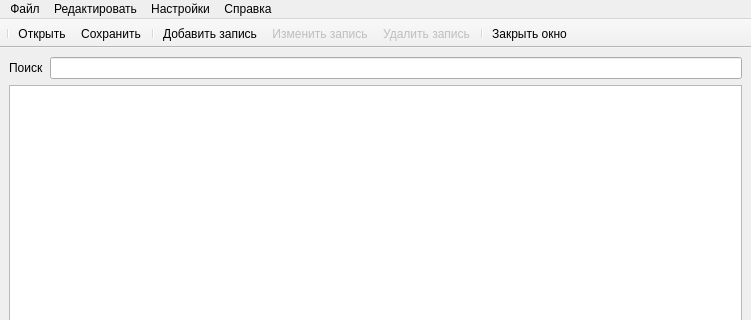
Old version of the form mainwindow.ui in the repository TheTwinkles/CoureWorkCPU; both pictures show x 0 to 751 and y 0 to 320 of the 751 by 529 pixel window.
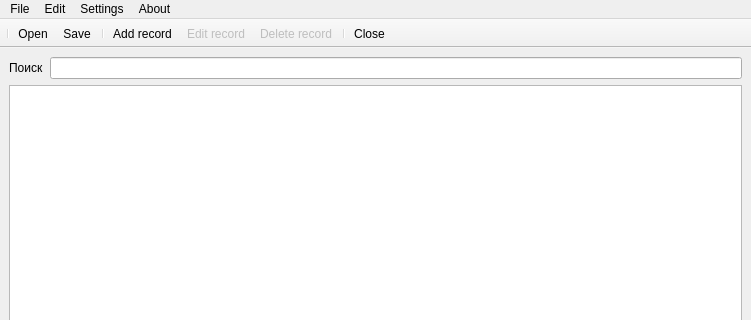
New version of the form. Icons and pictures are not drawn.

Commit message: Added loading\saving settings, fixed ui translation

```diff
--- a/mainwindow.ui
+++ b/mainwindow.ui
@@ -45,7 +45,7 @@
    </property>
    <widget class="QMenu" name="menu_File">
     <property name="title">
-     <string>Файл</string>
+     <string>File</string>
     </property>
     <addaction name="action_New"/>
     <addaction name="action_Open"/>
@@ -57,7 +57,7 @@
    </widget>
    <widget class="QMenu" name="menu_Edit">
     <property name="title">
-     <string>Редактировать</string>
+     <string>Edit</string>
     </property>
     <addaction name="action_Add"/>
     <addaction name="action_Edit"/>
@@ -65,13 +65,13 @@
    </widget>
    <widget class="QMenu" name="menu_Settings">
     <property name="title">
-     <string>Настройки</string>
+     <string>Settings</string>
     </property>
     <addaction name="action_Language"/>
    </widget>
    <widget class="QMenu" name="menu_About">
     <property name="title">
-     <string>Справка</string>
+     <string>About</string>
     </property>
     <addaction name="action_AboutProgram"/>
     <addaction name="action_AboutAuthor"/>
@@ -141,7 +141,7 @@
      <normaloff>:/icons/img/open_file.png</normaloff>:/icons/img/open_file.png</iconset>
    </property>
    <property name="text">
-    <string>Открыть</string>
+    <string>Open</string>
    </property>
    <property name="shortcut">
     <string>Ctrl+O</string>
@@ -153,7 +153,7 @@
      <normaloff>:/icons/img/save_file.png</normaloff>:/icons/img/save_file.png</iconset>
    </property>
    <property name="text">
-    <string>Сохранить</string>
+    <string>Save</string>
    </property>
    <property name="shortcut">
     <string>Ctrl+S</string>
@@ -173,7 +173,7 @@
      <normaloff>:/icons/img/add_property.png</normaloff>:/icons/img/add_property.png</iconset>
    </property>
    <property name="text">
-    <string>Добавить запись</string>
+    <string>Add record</string>
    </property>
    <property name="shortcut">
     <string>Ctrl+R</string>
@@ -188,7 +188,7 @@
      <normaloff>:/icons/img/edit_property.png</normaloff>:/icons/img/edit_property.png</iconset>
    </property>
    <property name="text">
-    <string>Изменить запись</string>
+    <string>Edit record</string>
    </property>
    <property name="shortcut">
     <string>Ctrl+E</string>
@@ -203,7 +203,7 @@
      <normaloff>:/icons/img/delete_property.png</normaloff>:/icons/img/delete_property.png</iconset>
    </property>
    <property name="text">
-    <string>Удалить запись</string>
+    <string>Delete record</string>
    </property>
    <property name="shortcut">
     <string>Ctrl+D</string>
@@ -215,7 +215,7 @@
      <normaloff>:/icons/img/close_file.png</normaloff>:/icons/img/close_file.png</iconset>
    </property>
    <property name="text">
-    <string>Закрыть окно</string>
+    <string>Close</string>
    </property>
   </action>
  </widget>
```
Left out of the diff: 10 changed lines with no effect on the pictures. The commit also changes 2 other files.
